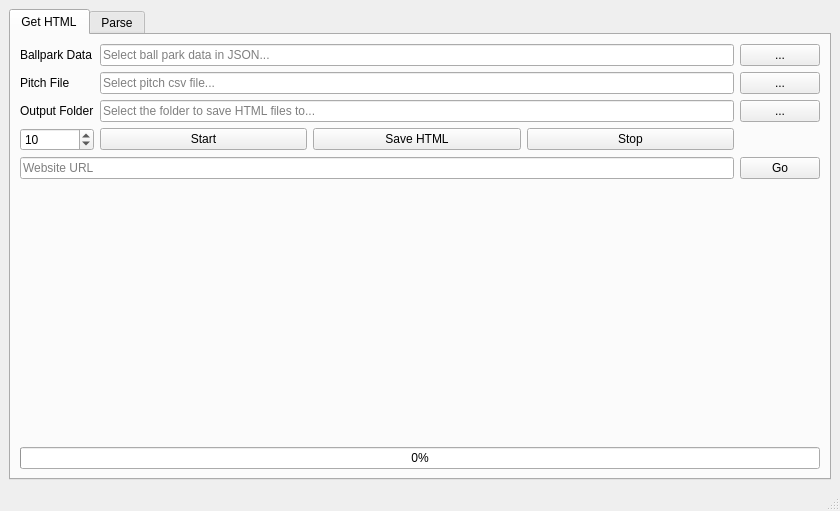
The window that WeatherScraperUI.ui (vulevu121/weatherscraper) describes before a commit, drawn with Qt 5.
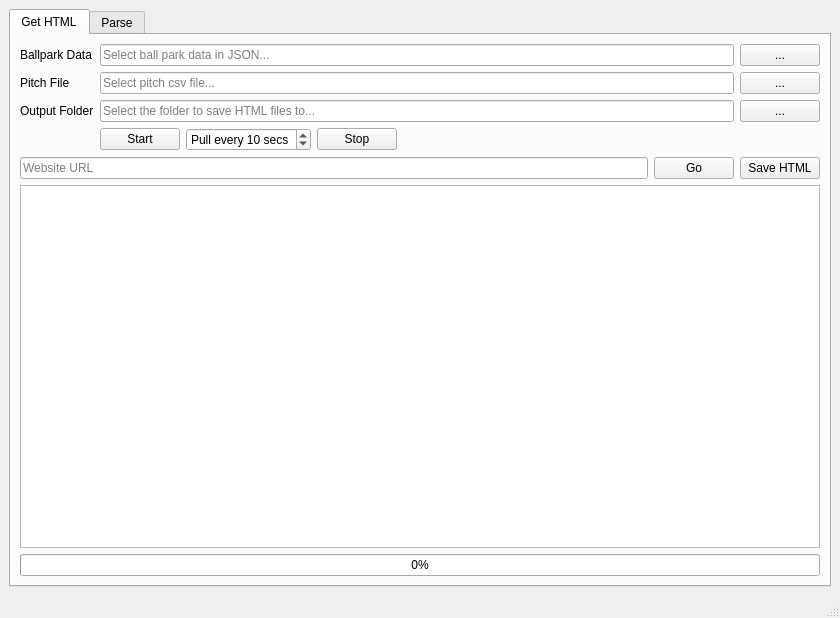
The same window after the commit.

```diff
--- a/WeatherScraperUI.ui
+++ b/WeatherScraperUI.ui
@@ -7,11 +7,11 @@
     <x>0</x>
     <y>0</y>
     <width>840</width>
-    <height>511</height>
+    <height>618</height>
    </rect>
   </property>
   <property name="windowTitle">
-   <string>MainWindow</string>
+   <string>WundScraper v1.1</string>
   </property>
   <widget class="QWidget" name="centralwidget">
    <layout class="QVBoxLayout" name="verticalLayout">
@@ -64,9 +64,15 @@
              </widget>
             </item>
             <item>
-             <widget class="QPushButton" name="saveHtmlButton">
-              <property name="text">
-               <string>Save HTML</string>
+             <widget class="QSpinBox" name="timerSpinBox">
+              <property name="suffix">
+               <string> secs</string>
+              </property>
+              <property name="prefix">
+               <string>Pull every </string>
+              </property>
+              <property name="value">
+               <number>10</number>
               </property>
              </widget>
             </item>
@@ -77,6 +83,19 @@
               </property>
              </widget>
             </item>
+            <item>
+             <spacer name="horizontalSpacer">
+              <property name="orientation">
+               <enum>Qt::Horizontal</enum>
+              </property>
+              <property name="sizeHint" stdset="0">
+               <size>
+                <width>40</width>
+                <height>20</height>
+               </size>
+              </property>
+             </spacer>
+            </item>
            </layout>
           </item>
           <item row="1" column="1">
@@ -121,13 +140,6 @@
             </property>
            </widget>
           </item>
-          <item row="3" column="0">
-           <widget class="QSpinBox" name="timerSpinBox">
-            <property name="value">
-             <number>10</number>
-            </property>
-           </widget>
-          </item>
          </layout>
         </item>
         <item>
@@ -146,25 +158,21 @@
             </property>
            </widget>
           </item>
-         </layout>
-        </item>
-        <item>
-         <layout class="QVBoxLayout" name="verticalLayout_2">
           <item>
-           <spacer name="verticalSpacer">
-            <property name="orientation">
-             <enum>Qt::Vertical</enum>
+           <widget class="QPushButton" name="saveHtmlButton">
+            <property name="text">
+             <string>Save HTML</string>
             </property>
-            <property name="sizeHint" stdset="0">
-             <size>
-              <width>20</width>
-              <height>40</height>
-             </size>
-            </property>
-           </spacer>
+           </widget>
           </item>
          </layout>
         </item>
+        <item>
+         <layout class="QVBoxLayout" name="verticalLayout_2"/>
+        </item>
+        <item>
+         <widget class="QPlainTextEdit" name="logEdit"/>
+        </item>
         <item>
          <widget class="QProgressBar" name="progressBar">
           <property name="value">
```
